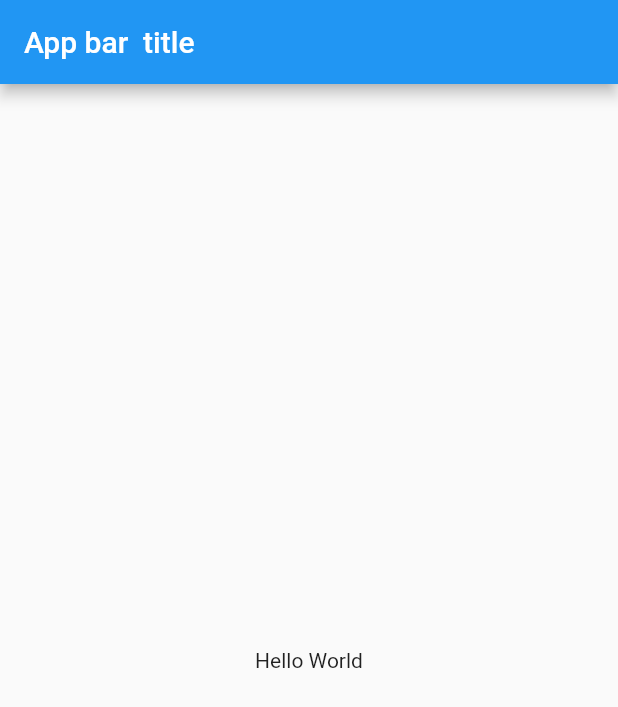
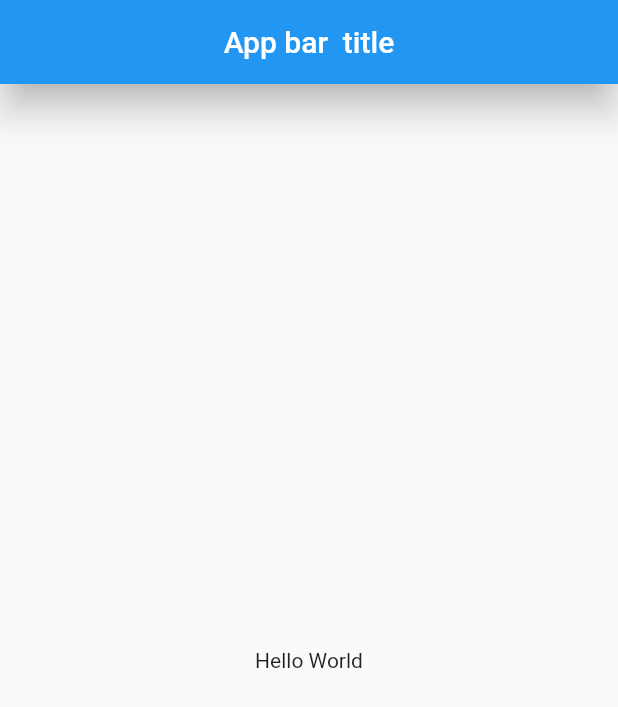
Before and after one commit to wonjangcloud9/webtoon, a Flutter app: the screen it shows after launch, on a phone screen of 412 x 824 dp. Shown: the top 707 px of the screen. Run offline on Flutter 3.47's test engine with Material 2 defaults, Android fonts, the phone set to English and light mode, and no system bars.

Commit message:
flutter all widget

```diff
--- a/lib/main.dart
+++ b/lib/main.dart
@@ -14,6 +14,8 @@ class App extends StatelessWidget {
         ),
         home: Scaffold(
           appBar: AppBar(
+            elevation: 10,
+            centerTitle: true,
             title: Text('App bar  title'),
           ),
           body: Center(
```
